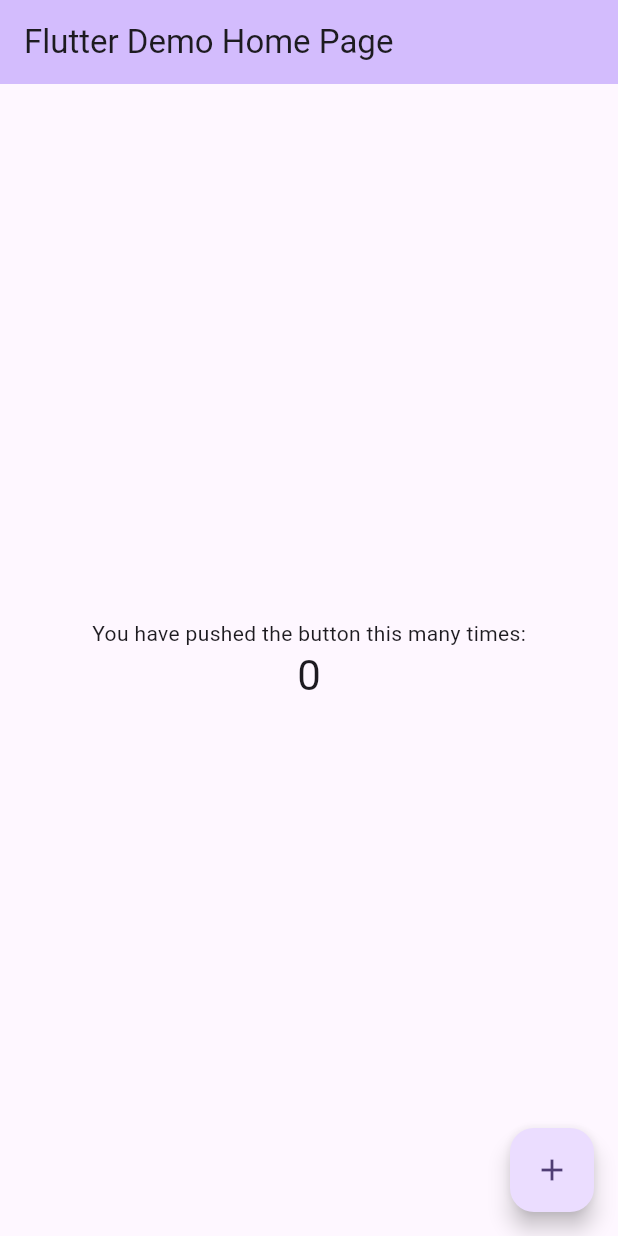
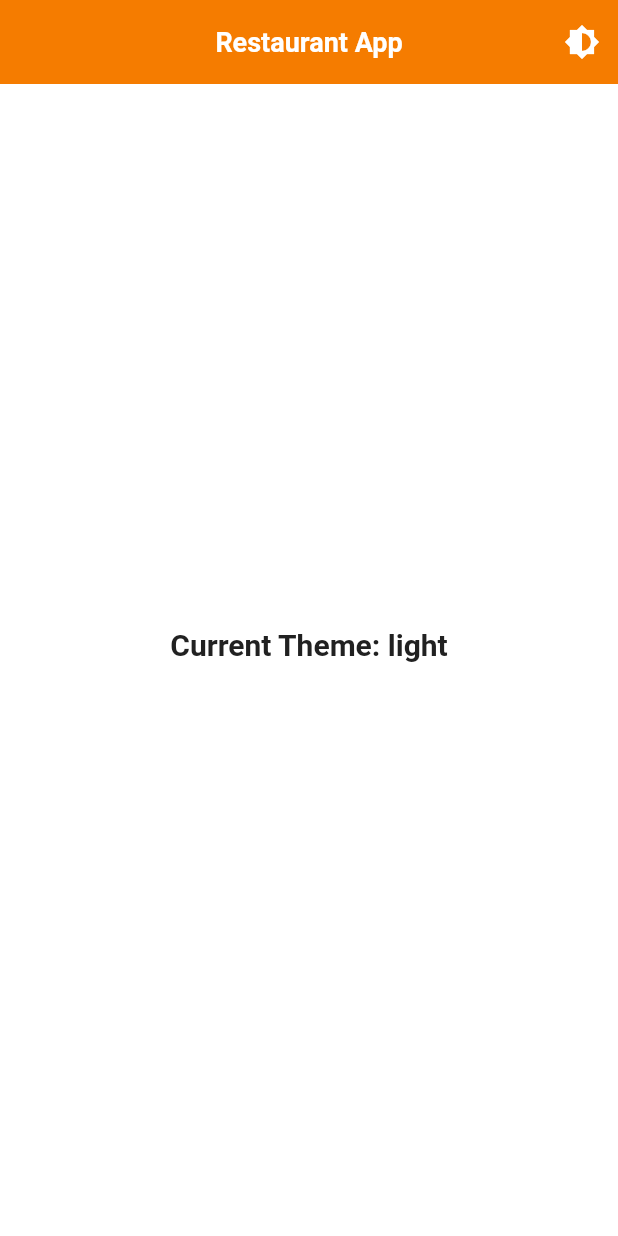
Before and after one commit to amalrivel/dicoding-restaurant-app-flutter, a Flutter app: the screen it shows after launch, on a phone screen of 412 x 824 dp. Run offline on Flutter 3.47's test engine with Material 3 defaults, Android fonts, the phone set to English and light mode, and no system bars; our stand-ins replace shared_preferences.

Commit message:
feat: create dark/light theme and testing for theme

```diff
--- /dev/null
+++ b/lib/config/theme/app_colors.dart
@@ -0,0 +1,25 @@
+import 'package:flutter/material.dart';
+
+class AppColors {
+  // Light theme colors
+  static const Color primaryLight = Color(0xFFF57C00); // Amber 700
+  static const Color secondaryLight = Color(0xFFFFB74D); // Amber 300
+  static const Color backgroundLight = Color(0xFFFFFFFF);
+  static const Color surfaceLight = Color(0xFFFFFFFF);
+  static const Color errorLight = Color(0xFFB00020);
+  static const Color textPrimaryLight = Color(0xFF212121);
+  static const Color textSecondaryLight = Color(0xFF757575);
+  static const Color dividerLight = Color(0xFFE0E0E0);
+  static const Color cardLight = Color(0xFFFFFFFF);
+
+  // Dark theme colors
+  static const Color primaryDark = Color(0xFFFFB74D); // Amber 300
+  static const Color secondaryDark = Color(0xFFF57C00); // Amber 700
+  static const Color backgroundDark = Color(0xFF121212);
+  static const Color surfaceDark = Color(0xFF1E1E1E);
+  static const Color errorDark = Color(0xFFCF6679);
+  static const Color textPrimaryDark = Color(0xFFEEEEEE);
+  static const Color textSecondaryDark = Color(0xFFAAAAAA);
+  static const Color dividerDark = Color(0xFF424242);
+  static const Color cardDark = Color(0xFF2C2C2C);
+}
--- /dev/null
+++ b/lib/config/theme/app_text_styles.dart
@@ -0,0 +1,102 @@
+import 'package:flutter/material.dart';
+import 'app_colors.dart';
+
+class AppTextStyles {
+  // Light theme text styles
+  static TextTheme get lightTextTheme {
+    return const TextTheme(
+      displayLarge: TextStyle(
+        fontSize: 32,
+        fontWeight: FontWeight.bold,
+        color: AppColors.textPrimaryLight,
+      ),
+      displayMedium: TextStyle(
+        fontSize: 28,
+        fontWeight: FontWeight.bold,
+        color: AppColors.textPrimaryLight,
+      ),
+      displaySmall: TextStyle(
+        fontSize: 24,
+        fontWeight: FontWeight.bold,
+        color: AppColors.textPrimaryLight,
+      ),
+      headlineMedium: TextStyle(
+        fontSize: 20,
+        fontWeight: FontWeight.bold,
+        color: AppColors.textPrimaryLight,
+      ),
+      titleLarge: TextStyle(
+        fontSize: 18,
+        fontWeight: FontWeight.w600,
+        color: AppColors.textPrimaryLight,
+      ),
+      titleMedium: TextStyle(
+        fontSize: 16,
+        fontWeight: FontWeight.w600,
+        color: AppColors.textPrimaryLight,
+      ),
+      bodyLarge: TextStyle(
+        fontSize: 16,
+        color: AppColors.textPrimaryLight,
+      ),
+      bodyMedium: TextStyle(
+        fontSize: 14,
+        color: AppColors.textSecondaryLight,
+      ),
+      labelLarge: TextStyle(
+        fontSize: 14,
+        fontWeight: FontWeight.w500,
+        color: AppColors.primaryLight,
+      ),
+    );
+  }
+
+  // Dark theme text styles
+  static TextTheme get darkTextTheme {
+    return const TextTheme(
+      displayLarge: TextStyle(
+        fontSize: 32,
+        fontWeight: FontWeight.bold,
+        color: AppColors.textPrimaryDark,
+      ),
+      displayMedium: TextStyle(
+        fontSize: 28,
+        fontWeight: FontWeight.bold,
+        color: AppColors.textPrimaryDark,
+      ),
+      displaySmall: TextStyle(
+        fontSize: 24,
+        fontWeight: FontWeight.bold,
+        color: AppColors.textPrimaryDark,
+      ),
+      headlineMedium: TextStyle(
+        fontSize: 20,
+        fontWeight: FontWeight.bold,
+        color: AppColors.textPrimaryDark,
+      ),
+      titleLarge: TextStyle(
+        fontSize: 18,
+        fontWeight: FontWeight.w600,
+        color: AppColors.textPrimaryDark,
+      ),
+      titleMedium: TextStyle(
+        fontSize: 16,
+        fontWeight: FontWeight.w600,
+        color: AppColors.textPrimaryDark,
+      ),
+      bodyLarge: TextStyle(
+        fontSize: 16,
+        color: AppColors.textPrimaryDark,
+      ),
+      bodyMedium: TextStyle(
+        fontSize: 14,
+        color: AppColors.textSecondaryDark,
+      ),
+      labelLarge: TextStyle(
+        fontSize: 14,
+        fontWeight: FontWeight.w500,
+        color: AppColors.primaryDark,
+      ),
+    );
+  }
+}
--- /dev/null
+++ b/lib/config/theme/app_theme.dart
@@ -0,0 +1,125 @@
+import 'package:flutter/material.dart';
+import 'app_colors.dart';
+import 'app_text_styles.dart';
+
+class AppTheme {
+  // Light theme
+  static ThemeData get lightTheme {
+    return ThemeData(
+      useMaterial3: true,
+      brightness: Brightness.light,
+      colorScheme: const ColorScheme.light(
+        primary: AppColors.primaryLight,
+        secondary: AppColors.secondaryLight,
+        surfaceContainerLowest: AppColors.backgroundLight,
+        surface: AppColors.surfaceLight,
+        error: AppColors.errorLight,
+        onPrimary: Colors.white,
+        onSecondary: Colors.black,
+        onSurface: AppColors.textPrimaryLight,
+        onError: Colors.white,
+      ),
+      scaffoldBackgroundColor: AppColors.backgroundLight,
+      appBarTheme: const AppBarTheme(
+        color: AppColors.primaryLight,
+        foregroundColor: Colors.white,
+        elevation: 0,
+        centerTitle: true,
+      ),
+      cardTheme: CardTheme(
+        color: AppColors.cardLight,
+        elevation: 3,
+        shape: RoundedRectangleBorder(
+          borderRadius: BorderRadius.circular(12),
+        ),
+      ),
+      elevatedButtonTheme: ElevatedButtonThemeData(
+        style: ElevatedButton.styleFrom(
+          backgroundColor: AppColors.primaryLight,
+          foregroundColor: Colors.white,
+          padding: const EdgeInsets.symmetric(horizontal: 16, vertical: 12),
+          shape: RoundedRectangleBorder(
+            borderRadius: BorderRadius.circular(8),
+          ),
+        ),
+      ),
+      textButtonTheme: TextButtonThemeData(
+        style: TextButton.styleFrom(
+          foregroundColor: AppColors.primaryLight,
+        ),
+      ),
+      iconTheme: const IconThemeData(
+        color: AppColors.primaryLight,
+      ),
+      textTheme: AppTextStyles.lightTextTheme,
+      dividerTheme: const DividerThemeData(
+        color: AppColors.dividerLight,
+        thickness: 1,
+      ),
+      floatingActionButtonTheme: const FloatingActionButtonThemeData(
+        backgroundColor: AppColors.primaryLight,
+        foregroundColor: Colors.white,
+      ),
+    );
+  }
+
+  // Dark theme
+  static ThemeData get darkTheme {
+    return ThemeData(
+      useMaterial3: true,
+      brightness: Brightness.dark,
+      colorScheme: const ColorScheme.dark(
+        primary: AppColors.primaryDark,
+        secondary: AppColors.secondaryDark,
+        surfaceContainerLowest: AppColors.backgroundDark,
+        surface: AppColors.surfaceDark,
+        error: AppColors.errorDark,
+        onPrimary: Colors.black,
+        onSecondary: Colors.white,
+        onSurface: AppColors.textPrimaryDark,
+        onError: Colors.black,
+      ),
+      scaffoldBackgroundColor: AppColors.backgroundDark,
+      appBarTheme: const AppBarTheme(
+        color: AppColors.surfaceDark,
+        foregroundColor: AppColors.textPrimaryDark,
+        elevation: 0,
+        centerTitle: true,
+      ),
+      cardTheme: CardTheme(
+        color: AppColors.cardDark,
+        elevation: 3,
+        shape: RoundedRectangleBorder(
+          borderRadius: BorderRadius.circular(12),
+        ),
+      ),
+      elevatedButtonTheme: ElevatedButtonThemeData(
+        style: ElevatedButton.styleFrom(
+          backgroundColor: AppColors.primaryDark,
+          foregroundColor: Colors.black,
+          padding: const EdgeInsets.symmetric(horizontal: 16, vertical: 12),
+          shape: RoundedRectangleBorder(
+            borderRadius: BorderRadius.circular(8),
+          ),
+        ),
+      ),
+      textButtonTheme: TextButtonThemeData(
+        style: TextButton.styleFrom(
+          foregroundColor: AppColors.primaryDark,
+        ),
+      ),
+      iconTheme: const IconThemeData(
+        color: AppColors.primaryDark,
+      ),
+      textTheme: AppTextStyles.darkTextTheme,
+      dividerTheme: const DividerThemeData(
+        color: AppColors.dividerDark,
+        thickness: 1,
+      ),
+      floatingActionButtonTheme: const FloatingActionButtonThemeData(
+        backgroundColor: AppColors.primaryDark,
+        foregroundColor: Colors.black,
+      ),
+    );
+  }
+}
--- a/lib/main.dart
+++ b/lib/main.dart
@@ -1,122 +1,86 @@
+import 'package:dicoding_restaurant_app/config/theme/app_theme.dart';
+import 'package:dicoding_restaurant_app/providers/theme_provider.dart';
 import 'package:flutter/material.dart';
+import 'package:provider/provider.dart';
 
 void main() {
-  runApp(const MyApp());
+  runApp(
+    MultiProvider(
+      providers: [ChangeNotifierProvider(create: (_) => ThemeProvider())],
+      child: const MyApp(),
+    ),
+  );
 }
 
 class MyApp extends StatelessWidget {
   const MyApp({super.key});
 
-  // This widget is the root of your application.
   @override
   Widget build(BuildContext context) {
-    return MaterialApp(
-      title: 'Flutter Demo',
-      theme: ThemeData(
-        // This is the theme of your application.
-        //
-        // TRY THIS: Try running your application with "flutter run". You'll see
-        // the application has a purple toolbar. Then, without quitting the app,
-        // try changing the seedColor in the colorScheme below to Colors.green
-        // and then invoke "hot reload" (save your changes or press the "hot
-        // reload" button in a Flutter-supported IDE, or press "r" if you used
-        // the command line to start the app).
-        //
-        // Notice that the counter didn't reset back to zero; the application
-        // state is not lost during the reload. To reset the state, use hot
-        // restart instead.
-        //
-        // This works for code too, not just values: Most code changes can be
-        // tested with just a hot reload.
-        colorScheme: ColorScheme.fromSeed(seedColor: Colors.deepPurple),
-      ),
-      home: const MyHomePage(title: 'Flutter Demo Home Page'),
+    return Consumer<ThemeProvider>(
+      builder: (context, themeProvider, child) {
+        return MaterialApp(
+          title: 'Restaurant App',
+          theme: AppTheme.lightTheme,
+          darkTheme: AppTheme.darkTheme,
+          themeMode: themeProvider.themeState.themeMode,
+          home: const HomePage(title: 'Restaurant App'),
+          debugShowCheckedModeBanner: false,
+        );
+      },
     );
   }
 }
 
-class MyHomePage extends StatefulWidget {
-  const MyHomePage({super.key, required this.title});
-
-  // This widget is the home page of your application. It is stateful, meaning
-  // that it has a State object (defined below) that contains fields that affect
-  // how it looks.
-
-  // This class is the configuration for the state. It holds the values (in this
-  // case the title) provided by the parent (in this case the App widget) and
-  // used by the build method of the State. Fields in a Widget subclass are
-  // always marked "final".
+class HomePage extends StatelessWidget {
+  const HomePage({super.key, required this.title});
 
   final String title;
 
   @override
-  State<MyHomePage> createState() => _MyHomePageState();
-}
+  Widget build(BuildContext context) {
+    final themeProvider = Provider.of<ThemeProvider>(context);
 
-class _MyHomePageState extends State<MyHomePage> {
-  int _counter = 0;
-
-  void _incrementCounter() {
-    setState(() {
-      // This call to setState tells the Flutter framework that something has
-      // changed in this State, which causes it to rerun the build method below
-      // so that the display can reflect the updated values. If we changed
-      // _counter without calling setState(), then the build method would not be
-      // called again, and so nothing would appear to happen.
-      _counter++;
-    });
-  }
-
-  @override
-  Widget build(BuildContext context) {
-    // This method is rerun every time setState is called, for instance as done
-    // by the _incrementCounter method above.
-    //
-    // The Flutter framework has been optimized to make rerunning build methods
-    // fast, so that you can just rebuild anything that needs updating rather
-    // than having to individually change instances of widgets.
     return Scaffold(
       appBar: AppBar(
-        // TRY THIS: Try changing the color here to a specific color (to
-        // Colors.amber, perhaps?) and trigger a hot reload to see the AppBar
-        // change color while the other colors stay the same.
-        backgroundColor: Theme.of(context).colorScheme.inversePrimary,
-        // Here we take the value from the MyHomePage object that was created by
-        // the App.build method, and use it to set our appbar title.
-        title: Text(widget.title),
+        title: Text(title),
+        actions: [
+          // Dropdown menu untuk memilih tema
+          PopupMenuButton<String>(
+            icon: const Icon(Icons.brightness_6),
+            onSelected: (value) {
+              themeProvider.setThemeByName(value);
+            },
+            itemBuilder: (context) => [
+              const PopupMenuItem(
+                value: 'light',
+                child: Text('Light Theme'),
+              ),
+              const PopupMenuItem(
+                value: 'dark',
+                child: Text('Dark Theme'),
+              ),
+              const PopupMenuItem(
+                value: 'system',
+                child: Text('System Theme'),
+              ),
+            ],
+          ),
+        ],
       ),
       body: Center(
-        // Center is a layout widget. It takes a single child and positions it
-        // in the middle of the parent.
         child: Column(
-          // Column is also a layout widget. It takes a list of children and
-          // arranges them vertically. By default, it sizes itself to fit its
-          // children horizontally, and tries to be as tall as its parent.
-          //
-          // Column has various properties to control how it sizes itself and
-          // how it positions its children. Here we use mainAxisAlignment to
-          // center the children vertically; the main axis here is the vertical
-          // axis because Columns are vertical (the cross axis would be
-          // horizontal).
-          //
-          // TRY THIS: Invoke "debug painting" (choose the "Toggle Debug Paint"
-          // action in the IDE, or press "p" in the console), to see the
-          // wireframe for each widget.
           mainAxisAlignment: MainAxisAlignment.center,
-          children: <Widget>[
-            const Text('You have pushed the button this many times:'),
+          children: [
             Text(
-              '$_counter',
+              'Current Theme: ${themeProvider.themeState.themeName}',
               style: Theme.of(context).textTheme.headlineMedium,
             ),
+            const SizedBox(height: 20),
+            // ...
           ],
         ),
       ),
-      floatingActionButton: FloatingActionButton(
-        onPressed: _incrementCounter,
-        tooltip: 'Increment',
-        child: const Icon(Icons.add),
-      ), // This trailing comma makes auto-formatting nicer for build methods.
     );
   }
 }
--- /dev/null
+++ b/lib/providers/states/theme_state.dart
@@ -0,0 +1,67 @@
+import 'package:flutter/material.dart';
+
+/// Sealed class yang merepresentasikan state tema aplikasi
+sealed class ThemeState {
+  /// Mengembalikan mode tema yang sesuai untuk Flutter
+  ThemeMode get themeMode;
+
+  /// Mengembalikan nilai boolean yang menunjukkan apakah tema saat ini adalah dark mode
+  bool get isDarkMode;
+
+  /// Mengembalikan nama tema untuk disimpan di SharedPreferences
+  String get themeName;
+
+  /// Factory constructor untuk membuat ThemeState dari string nama tema
+  factory ThemeState.fromName(String name) {
+    return switch (name) {
+      'dark' => const DarkTheme(),
+      'system' => const SystemTheme(),
+      _ => const LightTheme(),
+    };
+  }
+
+  /// Protected constructor for subclasses
+  const ThemeState();
+}
+
+/// Merepresentasikan tema light (terang)
+class LightTheme extends ThemeState {
+  const LightTheme();
+
+  @override
+  ThemeMode get themeMode => ThemeMode.light;
+
+  @override
+  bool get isDarkMode => false;
+
+  @override
+  String get themeName => 'light';
+}
+
+/// Merepresentasikan tema dark (gelap)
+class DarkTheme extends ThemeState {
+  const DarkTheme();
+
+  @override
+  ThemeMode get themeMode => ThemeMode.dark;
+
+  @override
+  bool get isDarkMode => true;
+
+  @override
+  String get themeName => 'dark';
+}
+
+/// Merepresentasikan tema yang mengikuti pengaturan sistem
+class SystemTheme extends ThemeState {
+  const SystemTheme();
+
+  @override
+  ThemeMode get themeMode => ThemeMode.system;
+
+  @override
+  bool get isDarkMode => false; // Nilai default, idealnya akan menyesuaikan dengan sistem
+
+  @override
+  String get themeName => 'system';
+}
--- /dev/null
+++ b/lib/providers/theme_provider.dart
@@ -0,0 +1,73 @@
+import 'package:flutter/material.dart';
+import 'package:shared_preferences/shared_preferences.dart';
+import 'states/theme_state.dart';
+
+class ThemeProvider extends ChangeNotifier {
+  static const String THEME_KEY = 'theme_preference';
+
+  // Default theme state
+  ThemeState _themeState = const LightTheme();
+
+  // Getter untuk current theme state
+  ThemeState get themeState => _themeState;
+
+  // Getter untuk compatibility dengan kode yang sudah ada
+  bool get isDarkMode => _themeState.isDarkMode;
+
+  ThemeProvider() {
+    _loadThemePreference();
+  }
+
+  // Load theme preference from SharedPreferences
+  Future<void> _loadThemePreference() async {
+    try {
+      final SharedPreferences prefs = await SharedPreferences.getInstance();
+      final String themeName = prefs.getString(THEME_KEY) ?? 'light';
+
+      // Convert string to ThemeState using factory constructor
+      _themeState = ThemeState.fromName(themeName);
+      notifyListeners();
+    } catch (e) {
+      debugPrint('Error loading theme preference: $e');
+    }
+  }
+
+  // Save theme preference to SharedPreferences
+  Future<void> _saveThemePreference() async {
+    try {
+      final SharedPreferences prefs = await SharedPreferences.getInstance();
+      // Save the theme name string
+      await prefs.setString(THEME_KEY, _themeState.themeName);
+    } catch (e) {
+      debugPrint('Error saving theme preference: $e');
+    }
+  }
+
+  // Toggle between light and dark theme
+  void toggleTheme() {
+    _themeState =
+        _themeState is DarkTheme ? const LightTheme() : const DarkTheme();
+    _saveThemePreference();
+    notifyListeners();
+  }
+
+  // Set theme by theme state
+  void setTheme(ThemeState newThemeState) {
+    if (_themeState.runtimeType != newThemeState.runtimeType) {
+      _themeState = newThemeState;
+      _saveThemePreference();
+      notifyListeners();
+    }
+  }
+
+  // Set theme by name
+  void setThemeByName(String themeName) {
+    final newThemeState = ThemeState.fromName(themeName);
+    setTheme(newThemeState);
+  }
+
+  // Methods for direct theme switching for better API
+  void setLightTheme() => setTheme(const LightTheme());
+  void setDarkTheme() => setTheme(const DarkTheme());
+  void setSystemTheme() => setTheme(const SystemTheme());
+}
--- a/pubspec.yaml
+++ b/pubspec.yaml
@@ -34,6 +34,8 @@ dependencies:
   # The following adds the Cupertino Icons font to your application.
   # Use with the CupertinoIcons class for iOS style icons.
   cupertino_icons: ^1.0.8
+  provider: ^6.1.4
+  shared_preferences: ^2.5.3
 
 dev_dependencies:
   flutter_test:
```
Also changed, not shown: pubspec.lock, 13 other files.
